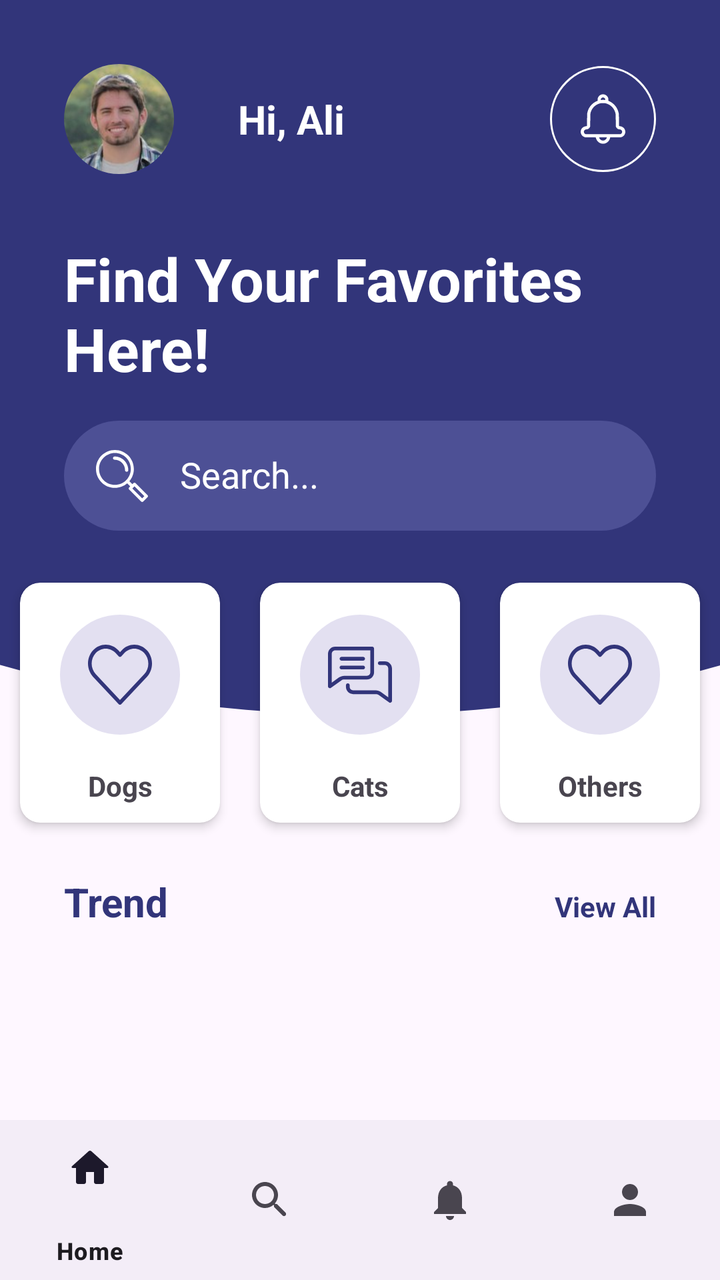
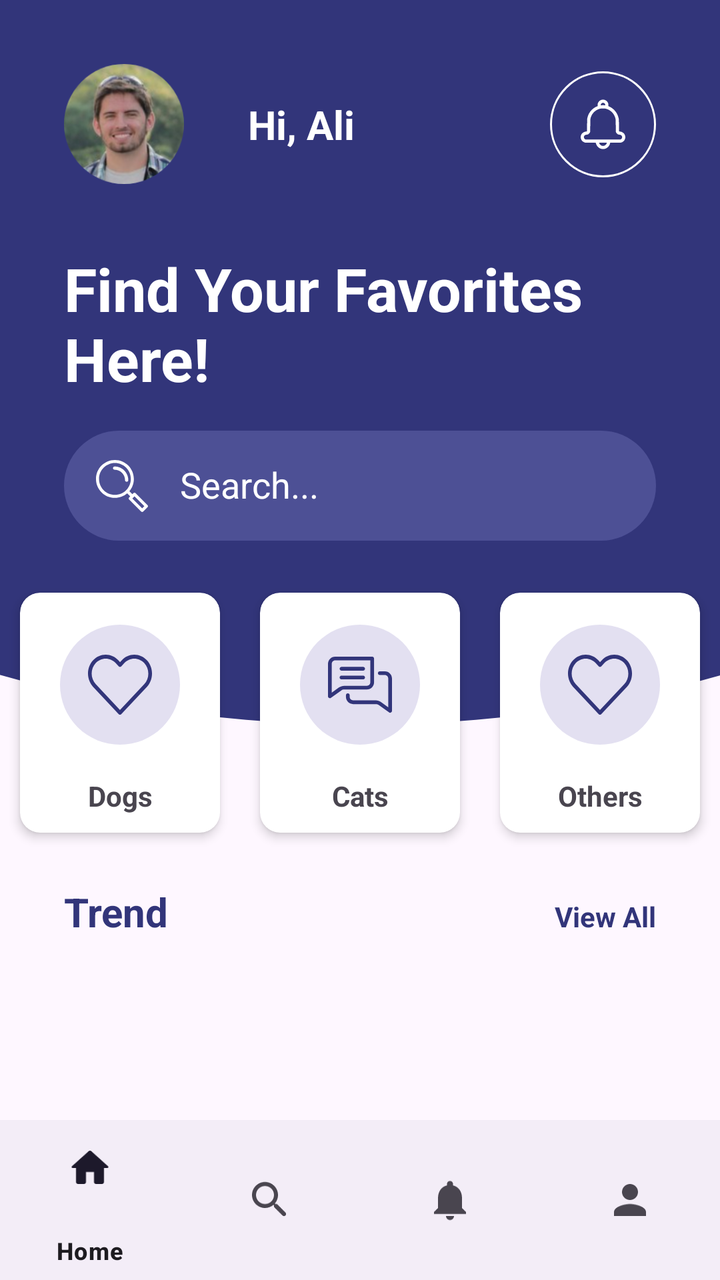

An Android layout rendered at two revisions. The XML below is the earlier revision; the diff shows what the commit changed to produce the second picture.
<!-- AndroidManifest.xml: application theme Theme.PurrfectMatchMobileApp -->
<!-- res/layout/activity_dashboard.xml -->
<?xml version="1.0" encoding="utf-8"?>
<androidx.constraintlayout.widget.ConstraintLayout xmlns:android="http://schemas.android.com/apk/res/android"
    xmlns:app="http://schemas.android.com/apk/res-auto"
    xmlns:tools="http://schemas.android.com/tools"
    android:id="@+id/main"
    android:layout_width="match_parent"
    android:layout_height="match_parent"
    tools:context=".DashboardActivity">

    <ScrollView
        android:id="@+id/scrollView2"
        android:layout_width="match_parent"
        android:layout_height="match_parent"
        app:layout_constraintBottom_toBottomOf="parent"
        app:layout_constraintEnd_toEndOf="parent"
        app:layout_constraintStart_toStartOf="parent"
        app:layout_constraintTop_toTopOf="parent">

        <LinearLayout
            android:layout_width="match_parent"
            android:layout_height="wrap_content"
            android:orientation="vertical">

            <LinearLayout
                android:layout_width="match_parent"
                android:layout_height="match_parent"
                android:background="@color/dark_blue"
                android:orientation="vertical">

                <androidx.constraintlayout.widget.ConstraintLayout
                    android:layout_width="match_parent"
                    android:layout_height="match_parent">

                    <ImageView
                        android:id="@+id/profileImageDashboard"
                        android:layout_width="wrap_content"
                        android:layout_height="wrap_content"
                        android:layout_marginStart="32dp"
                        android:layout_marginTop="32dp"
                        app:layout_constraintStart_toStartOf="parent"
                        app:layout_constraintTop_toTopOf="parent"
                        app:srcCompat="@drawable/user_1" />

                    <TextView
                        android:id="@+id/nameDashboard"
                        android:layout_width="wrap_content"
                        android:layout_height="wrap_content"
                        android:layout_marginStart="32dp"
                        android:text="@string/greetingDashboard"
                        android:textColor="@color/white"
                        android:textSize="20sp"
                        android:textStyle="bold"
                        app:layout_constraintBottom_toBottomOf="@+id/profileImageDashboard"
                        app:layout_constraintStart_toEndOf="@+id/profileImageDashboard"
                        app:layout_constraintTop_toTopOf="@+id/profileImageDashboard" />

                    <ImageView
                        android:id="@+id/notificationTopDashboard"
                        android:layout_width="wrap_content"
                        android:layout_height="wrap_content"
                        android:layout_marginEnd="32dp"
                        app:layout_constraintBottom_toBottomOf="@+id/profileImageDashboard"
                        app:layout_constraintEnd_toEndOf="parent"
                        app:layout_constraintTop_toTopOf="@+id/profileImageDashboard"
                        app:srcCompat="@drawable/notification" />
                </androidx.constraintlayout.widget.ConstraintLayout>

                <TextView
                    android:id="@+id/textView4"
                    android:layout_width="match_parent"
                    android:layout_height="wrap_content"
                    android:layout_marginStart="32dp"
                    android:layout_marginTop="32dp"
                    android:text="@string/descriptionDashboard"
                    android:textColor="@color/white"
                    android:textSize="30sp"
                    android:textStyle="bold" />

                <EditText
                    android:id="@+id/searchBarDashboard"
                    android:layout_width="match_parent"
                    android:layout_height="55dp"
                    android:layout_marginStart="32dp"
                    android:layout_marginTop="16dp"
                    android:layout_marginEnd="32dp"
                    android:layout_marginBottom="16dp"
                    android:background="@drawable/edittext_background"
                    android:drawableStart="@drawable/search"
                    android:drawablePadding="16dp"
                    android:ems="10"
                    android:hint="@string/searchBarHintDashboard"
                    android:inputType="text"
                    android:padding="16dp"
                    android:textColor="@color/white"
                    android:textColorHint="@color/white" />
            </LinearLayout>

            <androidx.constraintlayout.widget.ConstraintLayout
                android:layout_width="match_parent"
                android:layout_height="match_parent">

                <ImageView
                    android:id="@+id/imageView5"
                    android:layout_width="wrap_content"
                    android:layout_height="wrap_content"
                    android:scaleType="centerCrop"
                    app:layout_constraintEnd_toEndOf="parent"
                    app:layout_constraintStart_toStartOf="parent"
                    app:layout_constraintTop_toTopOf="parent"
                    app:srcCompat="@drawable/arc_2" />

                <LinearLayout
                    android:layout_width="match_parent"
                    android:layout_height="wrap_content"
                    android:gravity="center"
                    android:orientation="horizontal"
                    app:layout_constraintBottom_toBottomOf="@+id/imageView5"
                    app:layout_constraintEnd_toEndOf="parent"
                    app:layout_constraintStart_toStartOf="parent"
                    app:layout_constraintTop_toTopOf="parent">

                    <androidx.cardview.widget.CardView
                        android:layout_width="100dp"
                        android:layout_height="120dp"
                        android:layout_margin="10dp"
                        app:cardCornerRadius="10dp"
                        app:cardElevation="3dp">

                        <LinearLayout
                            android:id="@+id/dogCardDashboard"
                            android:layout_width="match_parent"
                            android:layout_height="match_parent"
                            android:orientation="vertical">

                            <androidx.constraintlayout.widget.ConstraintLayout
                                android:layout_width="60dp"
                                android:layout_height="60dp"
                                android:layout_gravity="center"
                                android:layout_margin="16dp"
                                android:background="@drawable/background_oval_2">

                                <ImageView
                                    android:id="@+id/dogIconMain"
                                    android:layout_width="wrap_content"
                                    android:layout_height="wrap_content"
                                    app:layout_constraintBottom_toBottomOf="parent"
                                    app:layout_constraintEnd_toEndOf="parent"
                                    app:layout_constraintStart_toStartOf="parent"
                                    app:layout_constraintTop_toTopOf="parent"
                                    app:srcCompat="@drawable/favorites" />
                            </androidx.constraintlayout.widget.ConstraintLayout>

                            <TextView
                                android:id="@+id/txtDog"
                                android:layout_width="match_parent"
                                android:layout_height="wrap_content"
                                android:text="@string/dogsDashboard"
                                android:textAlignment="center"
                                android:textStyle="bold" />
                        </LinearLayout>
                    </androidx.cardview.widget.CardView>

                    <androidx.cardview.widget.CardView
                        android:layout_width="100dp"
                        android:layout_height="120dp"
                        android:layout_margin="10dp"
                        app:cardCornerRadius="10dp"
                        app:cardElevation="3dp">

                        <LinearLayout
                            android:id="@+id/catCardDashboard"
                            android:layout_width="match_parent"
                            android:layout_height="match_parent"
                            android:orientation="vertical">

                            <androidx.constraintlayout.widget.ConstraintLayout
                                android:layout_width="60dp"
                                android:layout_height="60dp"
                                android:layout_gravity="center"
                                android:layout_margin="16dp"
                                android:background="@drawable/background_oval_2">

                                <ImageView
                                    android:id="@+id/catIconMain"
                                    android:layout_width="wrap_content"
                                    android:layout_height="wrap_content"
                                    app:layout_constraintBottom_toBottomOf="parent"
                                    app:layout_constraintEnd_toEndOf="parent"
                                    app:layout_constraintStart_toStartOf="parent"
                                    app:layout_constraintTop_toTopOf="parent"
                                    app:srcCompat="@drawable/message" />
                            </androidx.constraintlayout.widget.ConstraintLayout>

                            <TextView
                                android:id="@+id/txtCats"
                                android:layout_width="match_parent"
                                android:layout_height="wrap_content"
                                android:text="@string/catsDashboard"
                                android:textAlignment="center"
                                android:textStyle="bold" />
                        </LinearLayout>
                    </androidx.cardview.widget.CardView>

                    <androidx.cardview.widget.CardView
                        android:layout_width="100dp"
                        android:layout_height="120dp"
                        android:layout_margin="10dp"
                        app:cardCornerRadius="10dp"
                        app:cardElevation="3dp">

                        <LinearLayout
                            android:id="@+id/othersCardDashboard"
                            android:layout_width="match_parent"
                            android:layout_height="match_parent"
                            android:orientation="vertical">

                            <androidx.constraintlayout.widget.ConstraintLayout
                                android:layout_width="60dp"
                                android:layout_height="60dp"
                                android:layout_gravity="center"
                                android:layout_margin="16dp"
                                android:background="@drawable/background_oval_2">

                                <ImageView
                                    android:id="@+id/othersIconMain"
                                    android:layout_width="wrap_content"
                                    android:layout_height="wrap_content"
                                    app:layout_constraintBottom_toBottomOf="parent"
                                    app:layout_constraintEnd_toEndOf="parent"
                                    app:layout_constraintStart_toStartOf="parent"
                                    app:layout_constraintTop_toTopOf="parent"
                                    app:srcCompat="@drawable/favorites" />
                            </androidx.constraintlayout.widget.ConstraintLayout>

                            <TextView
                                android:id="@+id/txtOthers"
                                android:layout_width="match_parent"
                                android:layout_height="wrap_content"
                                android:text="@string/othersDashboard"
                                android:textAlignment="center"
                                android:textStyle="bold" />
                        </LinearLayout>
                    </androidx.cardview.widget.CardView>

                </LinearLayout>

                <LinearLayout
                    android:id="@+id/linearLayout"
                    android:layout_width="match_parent"
                    android:layout_height="match_parent"

                    android:layout_marginTop="16dp"
                    android:orientation="vertical"
                    app:layout_constraintBottom_toBottomOf="parent"
                    app:layout_constraintEnd_toEndOf="parent"
                    app:layout_constraintStart_toStartOf="parent"
                    app:layout_constraintTop_toBottomOf="@+id/imageView5">

                    <LinearLayout
                        android:layout_width="match_parent"
                        android:layout_height="match_parent"
                        android:orientation="horizontal">

                        <TextView
                            android:id="@+id/textView5"
                            android:layout_width="wrap_content"
                            android:layout_height="wrap_content"
                            android:layout_marginStart="32dp"
                            android:layout_weight="1"
                            android:text="@string/trendDashboard"
                            android:textColor="@color/dark_blue"
                            android:textSize="20sp"
                            android:textStyle="bold" />

                        <TextView
                            android:id="@+id/viewAllDashboard"
                            android:layout_width="wrap_content"
                            android:layout_height="wrap_content"
                            android:layout_marginEnd="32dp"
                            android:layout_weight="1"
                            android:text="@string/view_allDashboard"
                            android:textAlignment="viewEnd"
                            android:textColor="@color/dark_blue"
                            android:textStyle="bold" />

                    </LinearLayout>

                    <androidx.recyclerview.widget.RecyclerView
                        android:layout_width="match_parent"
                        android:layout_height="match_parent"
                        android:clipToPadding="false"
                        android:paddingStart="24dp"
                        android:paddingEnd="24dp" />
                </LinearLayout>
            </androidx.constraintlayout.widget.ConstraintLayout>
        </LinearLayout>
    </ScrollView>

    <LinearLayout
        android:layout_width="match_parent"
        android:layout_height="match_parent"
        android:gravity="center"
        android:orientation="vertical">
        <FrameLayout
            android:id="@+id/frameLayout"
            android:layout_width="match_parent"
            android:layout_weight="1"
            android:layout_height="match_parent"/>
        <com.google.android.material.bottomnavigation.BottomNavigationView
            android:layout_width="match_parent"
            android:layout_height="wrap_content"
            app:menu="@menu/bottom_nav_menu"
            app:itemPaddingBottom="10dp"
            android:id="@+id/bottomNavView"/>

    </LinearLayout>
</androidx.constraintlayout.widget.ConstraintLayout>
<!-- resources referenced by this layout -->
<resources>
  <color name="dark_blue">#32357a</color>
  <color name="white">#FFFFFFFF</color>
  <!-- drawable arc_2: png bitmap (drawable-hdpi, 6062 bytes) -->
  <!-- drawable background_oval_2 (drawable) -->
  <?xml version="1.0" encoding="utf-8"?>
  <selector xmlns:android="http://schemas.android.com/apk/res/android">
  <item>
      <shape android:shape="oval">
          <solid android:color="#E3E0F1"/>
      </shape>
  </item>
  </selector>
  <!-- drawable edittext_background (drawable) -->
  <?xml version="1.0" encoding="utf-8"?>
  <selector xmlns:android="http://schemas.android.com/apk/res/android">
  <item>
      <shape>
          <solid android:color="#4D5095"/>
          <corners android:radius="50dp"/>
      </shape>
  </item>
  </selector>
  <!-- drawable favorites: png bitmap (drawable-hdpi, 1223 bytes) -->
  <!-- drawable message: png bitmap (drawable-hdpi, 965 bytes) -->
  <!-- drawable notification: png bitmap (drawable-hdpi, 2356 bytes) -->
  <!-- drawable search: png bitmap (drawable-hdpi, 957 bytes) -->
  <!-- drawable user_1: png bitmap (drawable-hdpi, 14899 bytes) -->
  <string name="catsDashboard">Cats</string>
  <string name="descriptionDashboard">Find Your Favorites\nHere!</string>
  <string name="dogsDashboard">Dogs</string>
  <string name="greetingDashboard">Hi, Ali</string>
  <string name="othersDashboard">Others</string>
  <string name="searchBarHintDashboard">Search...</string>
  <string name="trendDashboard">Trend</string>
  <string name="view_allDashboard">View All</string>
  <style name="Theme.PurrfectMatchMobileApp" parent="Base.Theme.PurrfectMatchMobileApp" />
  <style name="Base.Theme.PurrfectMatchMobileApp" parent="Theme.Material3.DayNight.NoActionBar">
          
          
      </style>
</resources>

<!-- the commit's change to res/layout/activity_dashboard.xml (unified diff, before → after) -->
@@ -33,8 +33,8 @@
 
                     <ImageView
                         android:id="@+id/profileImageDashboard"
-                        android:layout_width="wrap_content"
-                        android:layout_height="wrap_content"
+                        android:layout_width="60dp"
+                        android:layout_height="60dp"
                         android:layout_marginStart="32dp"
                         android:layout_marginTop="32dp"
                         app:layout_constraintStart_toStartOf="parent"
